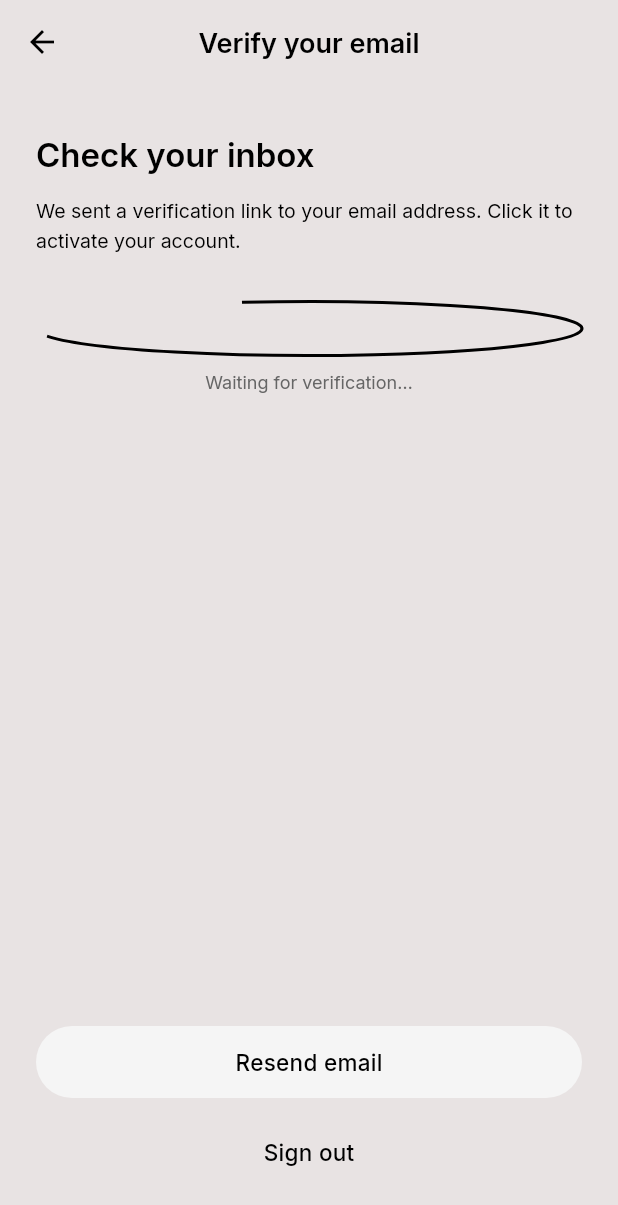
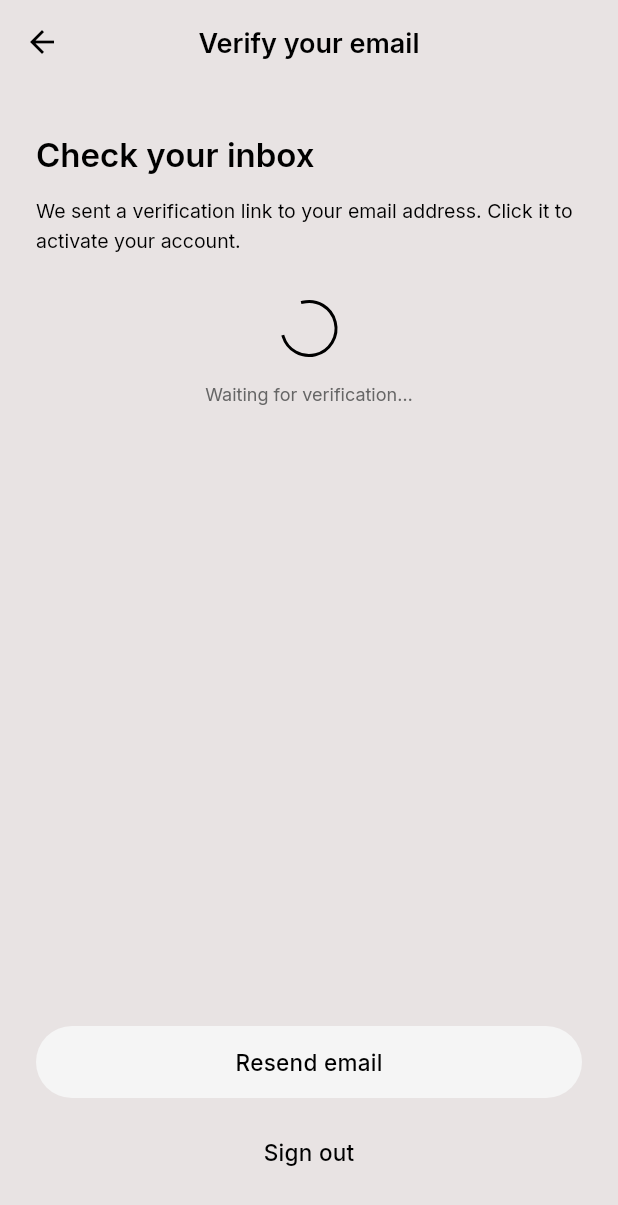
Before and after one commit to mad-g3/bikalk, a Flutter app: the VerifyOtpPage screen opened directly, on a phone screen of 412 x 824 dp. Shown: the top 1205 px of the screen. Run offline on Flutter 3.47's test engine with Material 3 defaults, Android fonts, the light colour scheme and no system bars; our stand-ins replace cloud_firestore, equatable, firebase_auth, firebase_core, flutter_bloc, get_it and 2 more; accounts and stored records are empty.

Commit message:
Refine OTP verification UI: center loading indicator and adjust spacing.

```diff
--- a/lib/features/auth/presentation/pages/verify_otp_page.dart
+++ b/lib/features/auth/presentation/pages/verify_otp_page.dart
@@ -63,11 +63,13 @@ class _VerifyOtpPageState extends State<VerifyOtpPage> {
                   style: Theme.of(context).textTheme.bodyMedium,
                 ),
                 const SizedBox(height: 32),
-                const CircularProgressIndicator(
-                  strokeWidth: 2,
-                  color: Colors.black,
+                const Center(
+                  child: CircularProgressIndicator(
+                    strokeWidth: 2,
+                    color: Colors.black,
+                  ),
                 ),
-                const SizedBox(height: 8),
+                const SizedBox(height: 16),
                 Center(
                   child: Text(
                     'Waiting for verification…',
```
